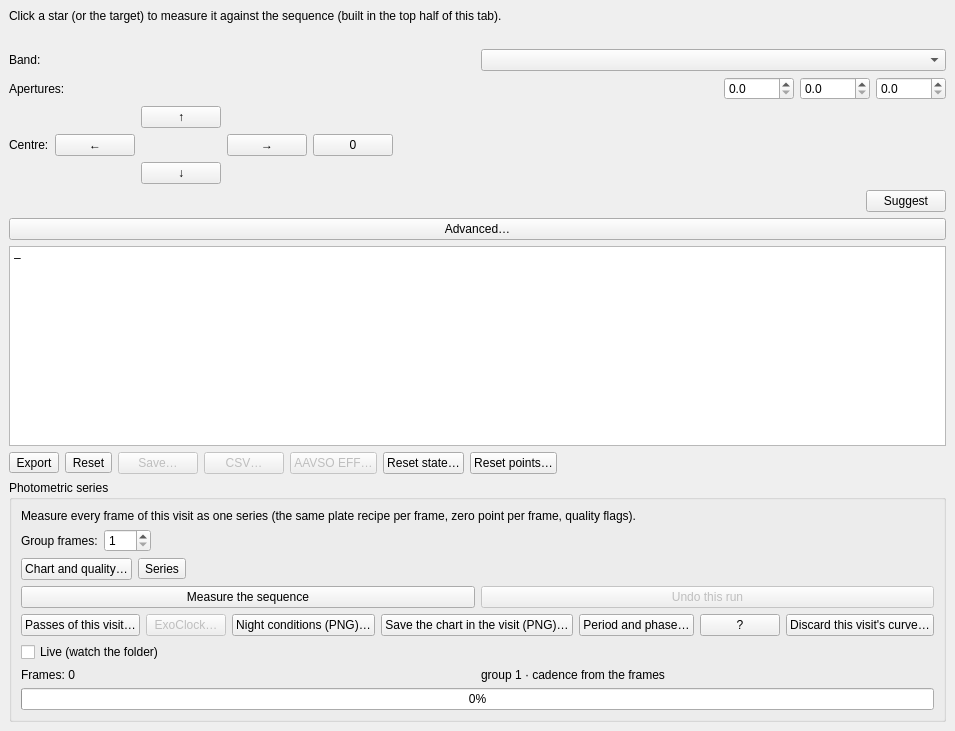
First picture: the form in nightscribe/gui/ui/ufe_measure_tab.ui, repository irydeo/nightscribe, before the edit.
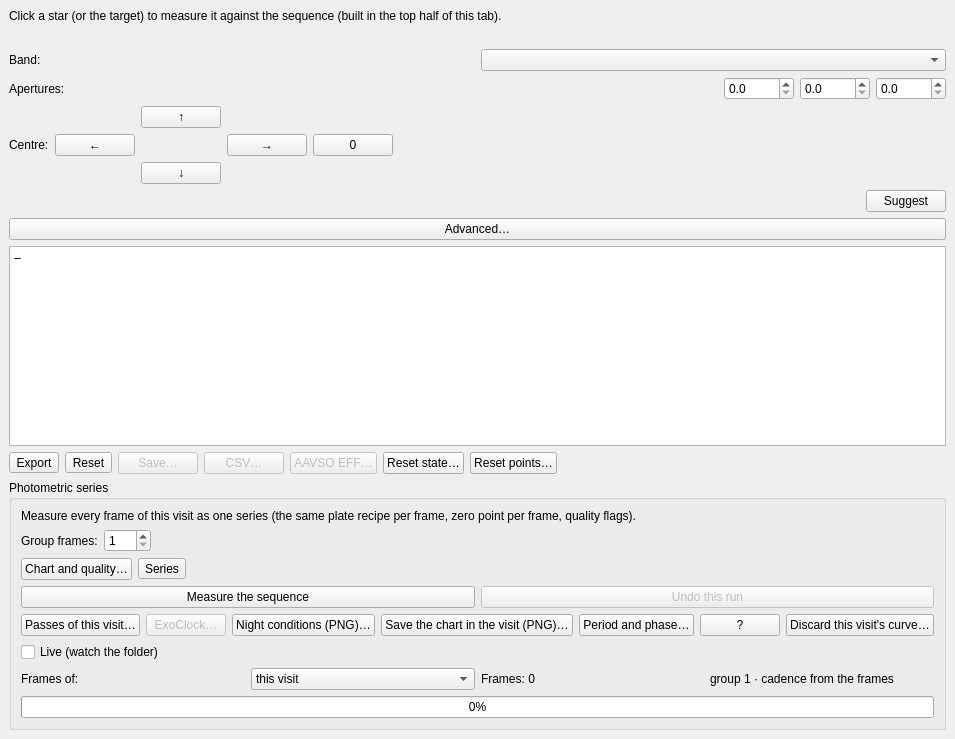
Second picture: the form after the edit.

Commit message: series: a multi-night series is measured in ONE pass (one run per night)

What changed in the file:
```diff
--- a/nightscribe/gui/ui/ufe_measure_tab.ui
+++ b/nightscribe/gui/ui/ufe_measure_tab.ui
@@ -549,6 +549,30 @@
       </item>
       <item>
        <layout class="QHBoxLayout" name="row_series_info">
+        <item>
+         <widget class="QLabel" name="lbl_series_scope">
+          <property name="text">
+           <string>Frames of:</string>
+          </property>
+         </widget>
+        </item>
+        <item>
+         <widget class="QComboBox" name="cmb_series_scope">
+          <property name="toolTip">
+           <string>Which frames the series measures. THIS VISIT is the night you have open (the normal way). ALL THE VISITS measures every night of the project in ONE pass: each night's points are filed in its own visit, the whole pass is undone with one click, and the curve shows all the nights together (one pass per night). Only offered when the project has more than one visit with frames</string>
+          </property>
+          <item>
+           <property name="text">
+            <string>this visit</string>
+           </property>
+          </item>
+          <item>
+           <property name="text">
+            <string>all visits</string>
+           </property>
+          </item>
+         </widget>
+        </item>
         <item>
          <widget class="QLabel" name="lbl_series_frames">
           <property name="text">
```
The commit also changes 13 other files.
